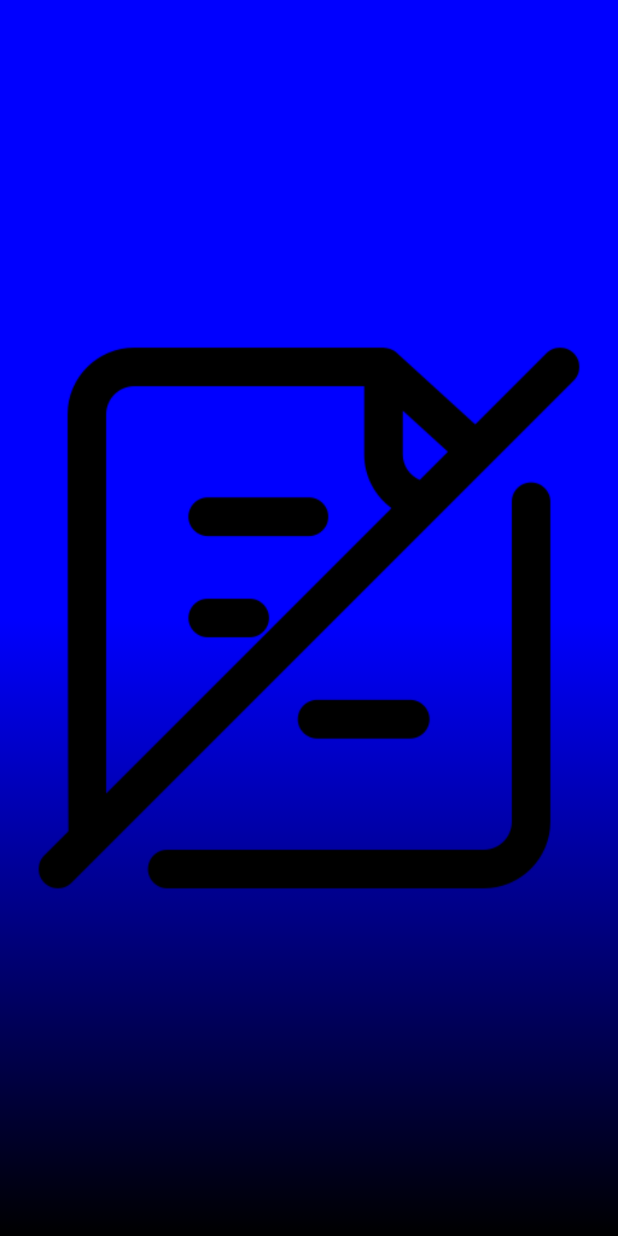
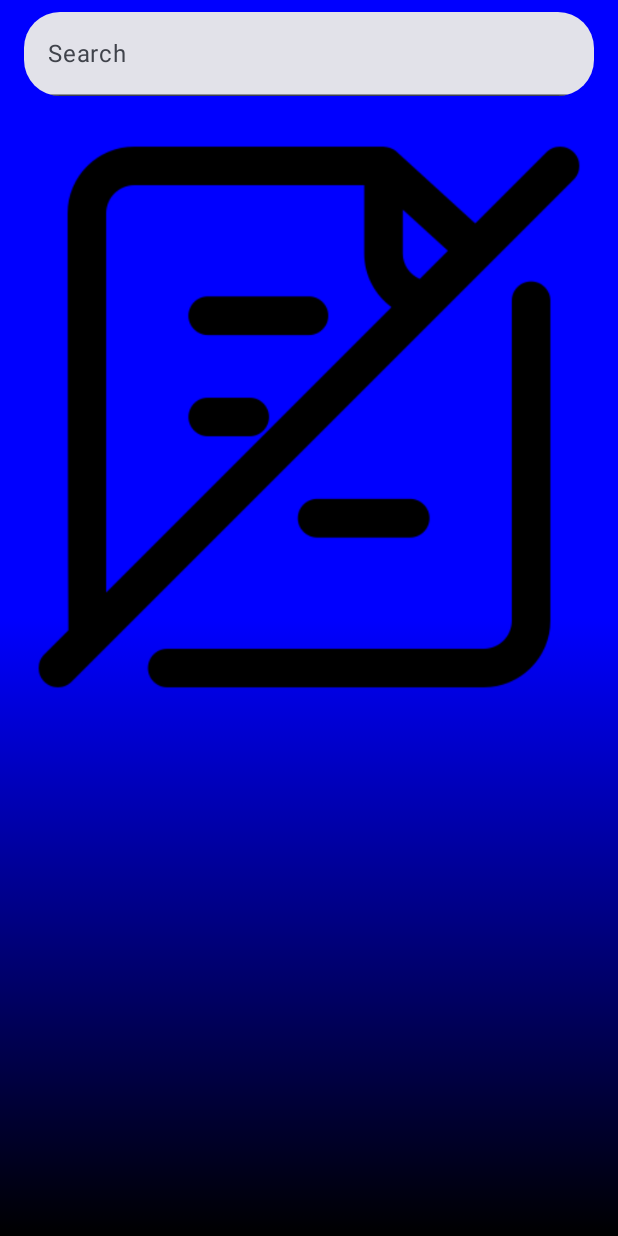
Before and after one commit to Aldiver/Liecapp, an Android app built with Jetpack Compose: the composable VehiclesScreen shown on its own in the app's theme, on a phone screen of 412 x 824 dp. Run offline under Robolectric (Android 15) with nearby library versions, the phone set to English and light mode, and no system bars; our stand-ins replace Dagger/Hilt's generated code, livedata-compose; network calls fail; 1 statement that could not run was skipped.

Commit message:
slight fixes

```diff
--- a/app/src/main/java/com/adzu/liecapp/di/DataStoreModule.kt
+++ b/app/src/main/java/com/adzu/liecapp/di/DataStoreModule.kt
@@ -61,7 +61,7 @@ class SingletonModule {
     @Provides
     fun provideRetrofitBuilder(): Retrofit.Builder =
         Retrofit.Builder()
-            .baseUrl("http://172.18.109.100:8080/api/")
+            .baseUrl("http://192.168.0.111:8080/api/")
             .addConverterFactory(GsonConverterFactory.create())
 
     @Singleton
--- a/app/src/main/java/com/adzu/liecapp/presentation/screens/LoginScreen.kt
+++ b/app/src/main/java/com/adzu/liecapp/presentation/screens/LoginScreen.kt
@@ -142,7 +142,8 @@ fun LoginScreen(
                     unfocusedBorderColor = Color.White // Outline color when not focused
 
                 ),
-                shape = RoundedCornerShape(24.dp)
+                shape = RoundedCornerShape(24.dp),
+                singleLine = true,
             )
             OutlinedTextField(
                 value = passwordState.value,
@@ -161,6 +162,7 @@ fun LoginScreen(
                     unfocusedBorderColor = Color.White // Outline color when not focused
                 ),
                 shape = RoundedCornerShape(24.dp),
+                singleLine = true,
             )
 
             // Login button
--- a/app/src/main/java/com/adzu/liecapp/presentation/screens/VehiclesScreen.kt
+++ b/app/src/main/java/com/adzu/liecapp/presentation/screens/VehiclesScreen.kt
@@ -11,12 +11,16 @@ import androidx.compose.foundation.layout.padding
 import androidx.compose.foundation.lazy.grid.GridCells
 import androidx.compose.foundation.lazy.grid.LazyVerticalGrid
 import androidx.compose.foundation.lazy.grid.items
+import androidx.compose.foundation.shape.RoundedCornerShape
 import androidx.compose.material.icons.Icons
 import androidx.compose.material.icons.filled.FileCopy
 import androidx.compose.material3.Card
 import androidx.compose.material3.CardDefaults
 import androidx.compose.material3.Surface
 import androidx.compose.material3.Text
+import androidx.compose.material3.TextField
+import androidx.compose.material3.TextFieldColors
+import androidx.compose.material3.TextFieldDefaults
 import androidx.compose.runtime.Composable
 import androidx.compose.runtime.LaunchedEffect
 import androidx.compose.runtime.getValue
@@ -43,6 +47,9 @@ import com.adzu.liecapp.utils.ApiResponse
 fun VehiclesScreen(
     vehicleViewModel: VehicleViewModel = hiltViewModel()
 ) {
+    // Define search query state
+    val searchQuery = remember { mutableStateOf("") }
+
     val vehicleInfoState by
     vehicleViewModel.allVehiclesResponse.observeAsState(ApiResponse.Loading)
     val lifecycleOwner = LocalLifecycleOwner.current
@@ -71,29 +78,44 @@ fun VehiclesScreen(
                 brush = Brush.verticalGradient(
                     colors = listOf(Color.Blue, Color.Blue, Color.Black),
                     startY = 0f,
-                endY = pxValue, // Adjust the endY value as needed
-            )),
-        contentAlignment = Alignment.Center
+                    endY = pxValue
+                )
+            ),
+        contentAlignment = Alignment.TopCenter
     ) {
-//        Text( text = status.value)
+        Column {
+            // Search input field
+            TextField(
+                value = searchQuery.value,
+                onValueChange = { searchQuery.value = it },
+                label = { Text("Search") },
+                modifier = Modifier
+                    .fillMaxWidth()
+                    .padding(horizontal = 16.dp, vertical = 8.dp),
+                singleLine = true,
+                shape = RoundedCornerShape(24.dp),
+            )
+
             when (vehicleInfoState) {
                 is ApiResponse.Loading -> {
-                // Show loading indicator
-//                CircularProgressIndicator()
                     Image(
                         painter = painterResource(id = R.drawable.paper),
                         contentDescription = null,
                     )
                 }
                 is ApiResponse.Success -> {
-                // Show list of vehicles
                     val vehicles = (vehicleInfoState as ApiResponse.Success<List<VehicleInfo>>).data
-                VehiclesList(vehicles = vehicles)
+                    // Filter the list of vehicles based on the search query
+                    val filteredVehicles = vehicles.filter { vehicle ->
+                        vehicle.owner.contains(searchQuery.value, true) ||
+                                vehicle.plate_number.contains(searchQuery.value, true)
+                    }
+                    VehiclesList(vehicles = filteredVehicles)
                 }
                 is ApiResponse.Failure -> {
-                // Show error message
                     val errorMessage = (vehicleInfoState as ApiResponse.Failure).errorMessage
                     Text(text = "Error: $errorMessage", modifier = Modifier.padding(16.dp))
+                }
             }
         }
     }
```
Also changed, not shown: app/src/main/java/com/adzu/liecapp/presentation/screens/RecordsScreen.kt (+30 -6 lines). Lines whose indentation alone changed are shown as unchanged.
